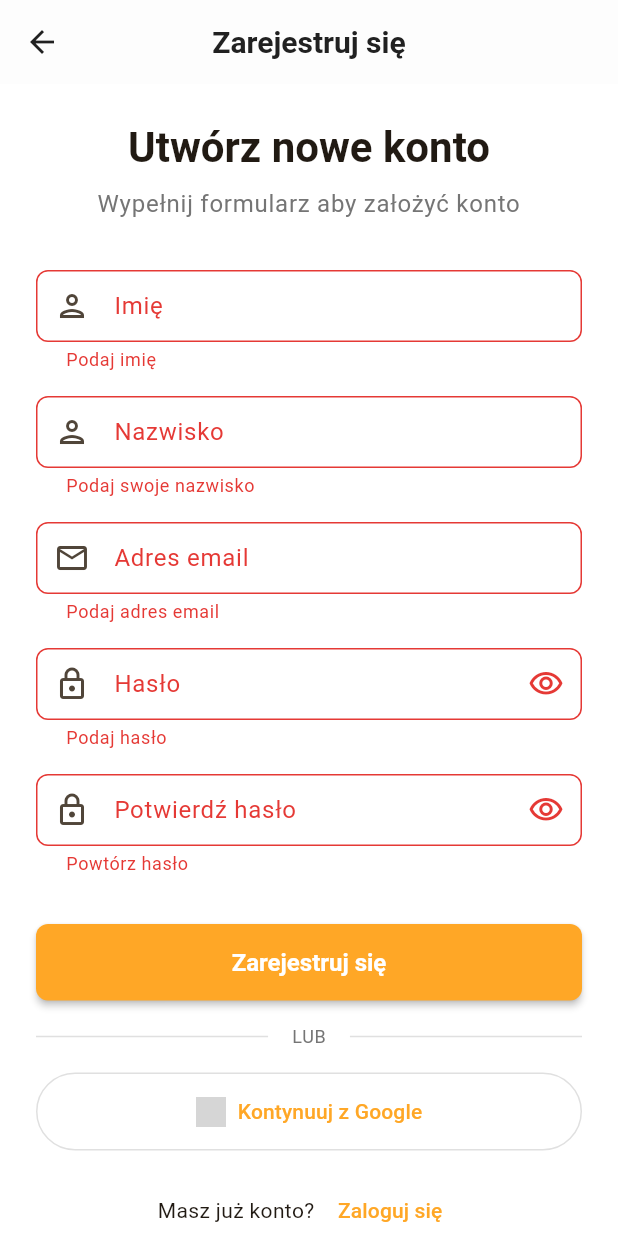
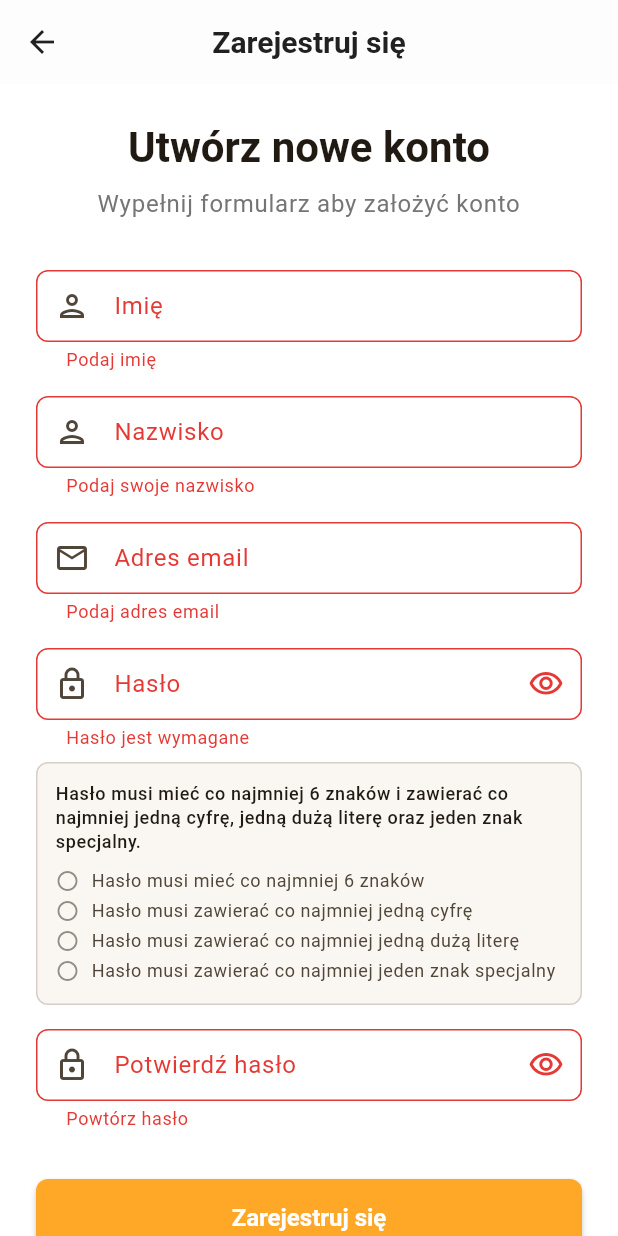
Before and after one commit to domi802/praca_inzynierska, a Flutter app: the RegisterScreen screen opened by its route, after a tap on "Zarejestruj się", on a phone screen of 412 x 824 dp. Run offline on Flutter 3.47's test engine with Material 3 defaults, Android fonts, the phone set to English and light mode, and no system bars; our stand-ins replace bloc, cloud_firestore, equatable, firebase_auth, firebase_core, flutter_bloc and 7 more; missing offline and left inert: device_calendar, home_widget; accounts and stored records are empty; grey boxes are pictures that could not be loaded.

Commit message:
add password validation

```diff
--- /dev/null
+++ b/lib/core/utils/password_validator.dart
@@ -0,0 +1,134 @@
+class PasswordValidator {
+  /// Waliduje hasło sprawdzając czy spełnia wszystkie wymagania:
+  /// - Co najmniej 6 znaków
+  /// - Co najmniej jedna cyfra
+  /// - Co najmniej jedna duża litera
+  /// - Co najmniej jeden znak specjalny
+  static String? validatePassword(String? password) {
+    if (password == null || password.isEmpty) {
+      return 'Hasło jest wymagane';
+    }
+
+    // Sprawdź minimalną długość
+    if (password.length < 6) {
+      return 'Hasło musi mieć co najmniej 6 znaków';
+    }
+
+    // Sprawdź czy zawiera cyfrę
+    if (!RegExp(r'[0-9]').hasMatch(password)) {
+      return 'Hasło musi zawierać co najmniej jedną cyfrę';
+    }
+
+    // Sprawdź czy zawiera dużą literę
+    if (!RegExp(r'[A-Z]').hasMatch(password)) {
+      return 'Hasło musi zawierać co najmniej jedną dużą literę';
+    }
+
+    // Sprawdź czy zawiera znak specjalny
+    if (!RegExp(r'[!@#$%^&*(),.?":{}|<>]').hasMatch(password)) {
+      return 'Hasło musi zawierać co najmniej jeden znak specjalny';
+    }
+
+    return null; // Hasło jest prawidłowe
+  }
+
+  /// Waliduje hasło z ogólnym komunikatem błędu
+  static String? validatePasswordGeneral(String? password, {
+    String? requiredMessage,
+    String? allRequirementsMustBeMetMessage,
+  }) {
+    if (password == null || password.isEmpty) {
+      return requiredMessage ?? 'Hasło jest wymagane';
+    }
+
+    // Sprawdź wszystkie wymagania naraz
+    bool isValid = hasMinLength(password) &&
+                   hasDigit(password) &&
+                   hasUppercase(password) &&
+                   hasSpecialChar(password);
+
+    if (!isValid) {
+      return allRequirementsMustBeMetMessage ?? 'Wszystkie warunki muszą być spełnione';
+    }
+
+    return null; // Hasło jest prawidłowe
+  }
+
+  /// Waliduje hasło z lokalizowanymi komunikatami
+  static String? validatePasswordWithLocalizations(String? password, {
+    String? requiredMessage,
+    String? minLengthMessage,
+    String? digitRequiredMessage,
+    String? uppercaseRequiredMessage,
+    String? specialCharRequiredMessage,
+  }) {
+    if (password == null || password.isEmpty) {
+      return requiredMessage ?? 'Hasło jest wymagane';
+    }
+
+    // Sprawdź minimalną długość
+    if (password.length < 6) {
+      return minLengthMessage ?? 'Hasło musi mieć co najmniej 6 znaków';
+    }
+
+    // Sprawdź czy zawiera cyfrę
+    if (!RegExp(r'[0-9]').hasMatch(password)) {
+      return digitRequiredMessage ?? 'Hasło musi zawierać co najmniej jedną cyfrę';
+    }
+
+    // Sprawdź czy zawiera dużą literę
+    if (!RegExp(r'[A-Z]').hasMatch(password)) {
+      return uppercaseRequiredMessage ?? 'Hasło musi zawierać co najmniej jedną dużą literę';
+    }
+
+    // Sprawdź czy zawiera znak specjalny
+    if (!RegExp(r'[!@#$%^&*(),.?":{}|<>]').hasMatch(password)) {
+      return specialCharRequiredMessage ?? 'Hasło musi zawierać co najmniej jeden znak specjalny';
+    }
+
+    return null; // Hasło jest prawidłowe
+  }
+
+  /// Sprawdza czy hasło ma wymaganą długość
+  static bool hasMinLength(String password, [int minLength = 6]) {
+    return password.length >= minLength;
+  }
+
+  /// Sprawdza czy hasło zawiera cyfrę
+  static bool hasDigit(String password) {
+    return RegExp(r'[0-9]').hasMatch(password);
+  }
+
+  /// Sprawdza czy hasło zawiera dużą literę
+  static bool hasUppercase(String password) {
+    return RegExp(r'[A-Z]').hasMatch(password);
+  }
+
+  /// Sprawdza czy hasło zawiera znak specjalny
+  static bool hasSpecialChar(String password) {
+    return RegExp(r'[!@#$%^&*(),.?":{}|<>]').hasMatch(password);
+  }
+
+  /// Zwraca listę wszystkich niespełnionych wymagań
+  static List<String> getUnmetRequirements(String password) {
+    List<String> unmet = [];
+
+    if (!hasMinLength(password)) {
+      unmet.add('Co najmniej 6 znaków');
+    }
+
+    if (!hasDigit(password)) {
+      unmet.add('Co najmniej jedna cyfra');
+    }
+
+    if (!hasUppercase(password)) {
+      unmet.add('Co najmniej jedna duża litera');
+    }
+
+    if (!hasSpecialChar(password)) {
+      unmet.add('Co najmniej jeden znak specjalny');
+    }
+
+    return unmet;
+  }
+}
--- a/lib/features/auth/presentation/register_screen.dart
+++ b/lib/features/auth/presentation/register_screen.dart
@@ -6,6 +6,7 @@ import '../logic/auth_bloc.dart';
 import '../../../core/widgets/custom_text_field.dart';
 import '../../../core/widgets/loading_overlay.dart';
 import '../../../core/services/logger_service.dart';
+import '../../../core/utils/password_validator.dart';
 import '../../../l10n/app_localizations.dart';
 
 /// Ekran rejestracji nowego użytkownika
@@ -26,8 +27,31 @@ class _RegisterScreenState extends State<RegisterScreen> {
   bool _obscurePassword = true;
   bool _obscureConfirmPassword = true;
 
+  // Stan wskaźników wymagań hasła
+  bool _hasMinLength = false;
+  bool _hasDigit = false;
+  bool _hasUppercase = false;
+  bool _hasSpecialChar = false;
+
+  @override
+  void initState() {
+    super.initState();
+    _passwordController.addListener(_checkPasswordRequirements);
+  }
+
+  void _checkPasswordRequirements() {
+    final password = _passwordController.text;
+    setState(() {
+      _hasMinLength = PasswordValidator.hasMinLength(password);
+      _hasDigit = PasswordValidator.hasDigit(password);
+      _hasUppercase = PasswordValidator.hasUppercase(password);
+      _hasSpecialChar = PasswordValidator.hasSpecialChar(password);
+    });
+  }
+
   @override
   void dispose() {
+    _passwordController.removeListener(_checkPasswordRequirements);
     _firstNameController.dispose();
     _lastNameController.dispose();
     _emailController.dispose();
@@ -162,14 +186,54 @@ class _RegisterScreenState extends State<RegisterScreen> {
                             });
                           },
                           validator: (value) {
-                            if (value == null || value.isEmpty) {
-                              return AppLocalizations.of(context)!.providePassword;
-                            }
-                            if (value.length < 6) {
-                              return AppLocalizations.of(context)!.passwordMinLength;
-                            }
-                            return null;
+                            final localizations = AppLocalizations.of(context)!;
+                            return PasswordValidator.validatePasswordGeneral(
+                              value,
+                              requiredMessage: localizations.passwordRequiredMessage,
+                              allRequirementsMustBeMetMessage: localizations.passwordAllRequirementsMustBeMet,
+                            );
                           },
+                        ),
+                        const SizedBox(height: 8),
+
+                        // Wskaźnik wymagań hasła
+                        Container(
+                          padding: const EdgeInsets.all(12),
+                          decoration: BoxDecoration(
+                            color: Theme.of(context).colorScheme.surfaceContainerHighest.withValues(alpha: 0.3),
+                            borderRadius: BorderRadius.circular(8),
+                            border: Border.all(
+                              color: Theme.of(context).colorScheme.outline.withValues(alpha: 0.3),
+                            ),
+                          ),
+                          child: Column(
+                            crossAxisAlignment: CrossAxisAlignment.start,
+                            children: [
+                              Text(
+                                AppLocalizations.of(context)!.passwordRequirements,
+                                style: Theme.of(context).textTheme.bodySmall?.copyWith(
+                                  fontWeight: FontWeight.w500,
+                                ),
+                              ),
+                              const SizedBox(height: 8),
+                              _buildRequirementRow(
+                                AppLocalizations.of(context)!.passwordMinLengthMessage,
+                                _hasMinLength,
+                              ),
+                              _buildRequirementRow(
+                                AppLocalizations.of(context)!.passwordDigitRequiredMessage,
+                                _hasDigit,
+                              ),
+                              _buildRequirementRow(
+                                AppLocalizations.of(context)!.passwordUppercaseRequiredMessage,
+                                _hasUppercase,
+                              ),
+                              _buildRequirementRow(
+                                AppLocalizations.of(context)!.passwordSpecialCharRequiredMessage,
+                                _hasSpecialChar,
+                              ),
+                            ],
+                          ),
                         ),
                         const SizedBox(height: 16),
 
@@ -275,6 +339,34 @@ class _RegisterScreenState extends State<RegisterScreen> {
     );
   }
 
+  Widget _buildRequirementRow(String requirement, bool isMet) {
+    return Padding(
+      padding: const EdgeInsets.symmetric(vertical: 2),
+      child: Row(
+        children: [
+          Icon(
+            isMet ? Icons.check_circle : Icons.radio_button_unchecked,
+            size: 16,
+            color: isMet
+                ? Colors.green
+                : Theme.of(context).colorScheme.onSurfaceVariant.withValues(alpha: 0.6),
+          ),
+          const SizedBox(width: 8),
+          Expanded(
+            child: Text(
+              requirement,
+              style: Theme.of(context).textTheme.bodySmall?.copyWith(
+                color: isMet
+                    ? Colors.green
+                    : Theme.of(context).colorScheme.onSurfaceVariant,
+              ),
+            ),
+          ),
+        ],
+      ),
+    );
+  }
+
   void _register() {
     if (_formKey.currentState?.validate() ?? false) {
       context.read<AuthBloc>().add(
--- a/lib/l10n/app_localizations.dart
+++ b/lib/l10n/app_localizations.dart
@@ -983,7 +983,7 @@ abstract class AppLocalizations {
   /// No description provided for @passwordRequirements.
   ///
   /// In en, this message translates to:
-  /// **'New password must be at least 6 characters and contain letters and numbers.'**
+  /// **'Password must be at least 6 characters and contain at least one digit, one uppercase letter, and one special character.'**
   String get passwordRequirements;
 
   /// No description provided for @passwordsDoNotMatch.
@@ -1975,6 +1975,42 @@ abstract class AppLocalizations {
   /// In en, this message translates to:
   /// **'Enter a valid email address'**
   String get enterValidEmail;
+
+  /// No description provided for @passwordRequiredMessage.
+  ///
+  /// In en, this message translates to:
+  /// **'Password is required'**
+  String get passwordRequiredMessage;
+
+  /// No description provided for @passwordMinLengthMessage.
+  ///
+  /// In en, this message translates to:
+  /// **'Password must be at least 6 characters'**
+  String get passwordMinLengthMessage;
+
+  /// No description provided for @passwordDigitRequiredMessage.
+  ///
+  /// In en, this message translates to:
+  /// **'Password must contain at least one digit'**
+  String get passwordDigitRequiredMessage;
+
+  /// No description provided for @passwordUppercaseRequiredMessage.
+  ///
+  /// In en, this message translates to:
+  /// **'Password must contain at least one uppercase letter'**
+  String get passwordUppercaseRequiredMessage;
+
+  /// No description provided for @passwordSpecialCharRequiredMessage.
+  ///
+  /// In en, this message translates to:
+  /// **'Password must contain at least one special character'**
+  String get passwordSpecialCharRequiredMessage;
+
+  /// No description provided for @passwordAllRequirementsMustBeMet.
+  ///
+  /// In en, this message translates to:
+  /// **'All password requirements must be met'**
+  String get passwordAllRequirementsMustBeMet;
 }
 
 class _AppLocalizationsDelegate
--- a/lib/l10n/app_localizations_pl.dart
+++ b/lib/l10n/app_localizations_pl.dart
@@ -463,7 +463,7 @@ class AppLocalizationsPl extends AppLocalizations {
 
   @override
   String get passwordRequirements =>
-      'Nowe hasło musi mieć co najmniej 6 znaków i zawierać litery oraz cyfry.';
+      'Hasło musi mieć co najmniej 6 znaków i zawierać co najmniej jedną cyfrę, jedną dużą literę oraz jeden znak specjalny.';
 
   @override
   String get passwordsDoNotMatch => 'Hasła nie są identyczne';
@@ -994,4 +994,26 @@ class AppLocalizationsPl extends AppLocalizations {
 
   @override
   String get enterValidEmail => 'Wprowadź prawidłowy adres email';
+
+  @override
+  String get passwordRequiredMessage => 'Hasło jest wymagane';
+
+  @override
+  String get passwordMinLengthMessage => 'Hasło musi mieć co najmniej 6 znaków';
+
+  @override
+  String get passwordDigitRequiredMessage =>
+      'Hasło musi zawierać co najmniej jedną cyfrę';
+
+  @override
+  String get passwordUppercaseRequiredMessage =>
+      'Hasło musi zawierać co najmniej jedną dużą literę';
+
+  @override
+  String get passwordSpecialCharRequiredMessage =>
+      'Hasło musi zawierać co najmniej jeden znak specjalny';
+
+  @override
+  String get passwordAllRequirementsMustBeMet =>
+      'Wszystkie warunki muszą być spełnione';
 }
--- a/lib/l10n/app_pl.arb
+++ b/lib/l10n/app_pl.arb
@@ -186,7 +186,7 @@
   "confirmNewPassword": "Potwierdź nowe hasło",
   "enterCurrentPassword": "Wprowadź obecne hasło",
   "enterNewPassword": "Wprowadź nowe hasło",
-  "passwordRequirements": "Nowe hasło musi mieć co najmniej 6 znaków i zawierać litery oraz cyfry.",
+  "passwordRequirements": "Hasło musi mieć co najmniej 6 znaków i zawierać co najmniej jedną cyfrę, jedną dużą literę oraz jeden znak specjalny.",
   "passwordsDoNotMatch": "Hasła nie są identyczne",
 
   "enableNotifications": "Włącz powiadomienia",
@@ -458,5 +458,13 @@
   "continueWithGoogle": "Kontynuuj z Google",
   "orSignInWith": "Lub zaloguj się przez",
   "orSignUpWith": "Lub zarejestruj się przez",
-  "enterValidEmail": "Wprowadź prawidłowy adres email"
+  "enterValidEmail": "Wprowadź prawidłowy adres email",
+
+  "passwordRequiredMessage": "Hasło jest wymagane",
+  "passwordMinLengthMessage": "Hasło musi mieć co najmniej 6 znaków",
+  "passwordDigitRequiredMessage": "Hasło musi zawierać co najmniej jedną cyfrę",
+  "passwordUppercaseRequiredMessage": "Hasło musi zawierać co najmniej jedną dużą literę",
+  "passwordSpecialCharRequiredMessage": "Hasło musi zawierać co najmniej jeden znak specjalny",
+
+  "passwordAllRequirementsMustBeMet": "Wszystkie warunki muszą być spełnione"
 }
```
Also changed, not shown: lib/features/settings/presentation/change_password_screen.dart (+7 -7 lines), lib/l10n/app_en.arb (+10 -2 lines), lib/l10n/app_localizations_en.dart (+24 -1 lines).
